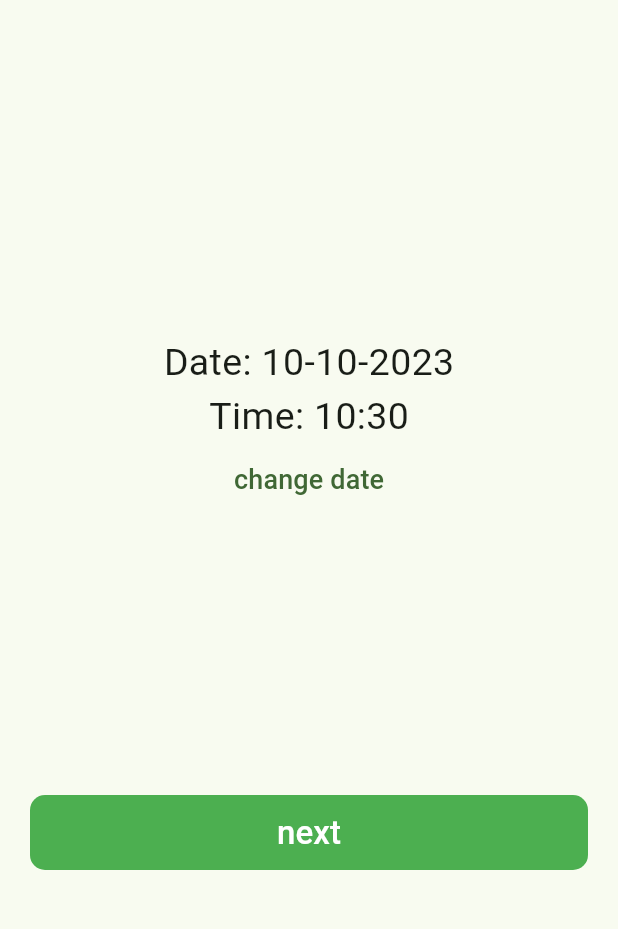
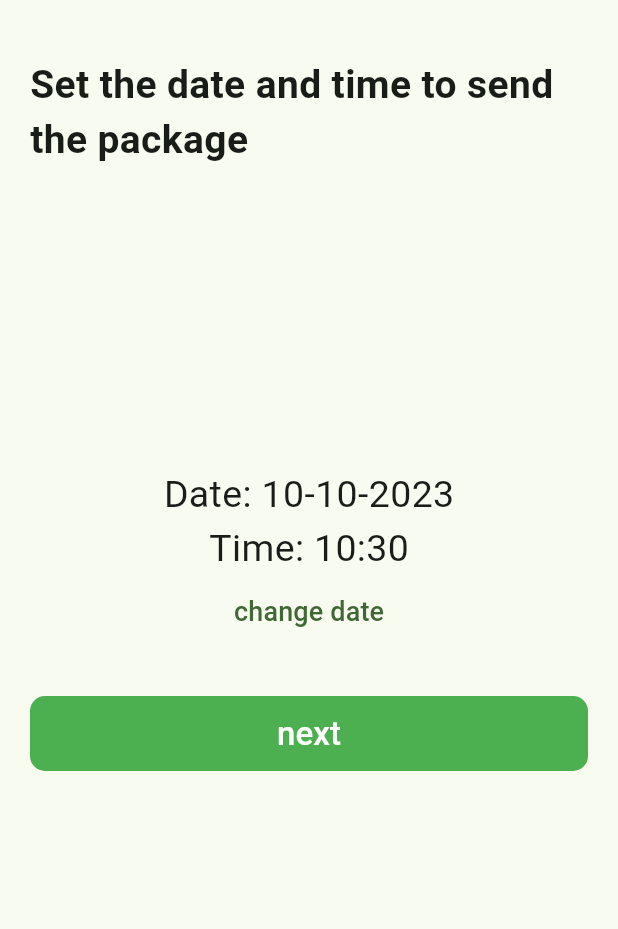
Before and after one commit to MOHAMD-ASHRAF/skid, a Flutter app: the SetDatePage screen opened directly, on a phone screen of 412 x 824 dp, the part 57-986 px from its top. Run offline on Flutter 3.47's test engine with Material 2 defaults, Android fonts, the light colour scheme and no system bars; our stand-ins replace bloc, cloud_firestore, dropdown_button2, equatable, firebase_auth, firebase_core and 4 more; accounts and stored records are empty.

Commit message:
some refactor

```diff
--- a/lib/features/skid/presentation/pages/example_photo_page.dart
+++ b/lib/features/skid/presentation/pages/example_photo_page.dart
@@ -41,7 +41,7 @@ class ExamplePhotoPage extends StatelessWidget {
           child: Column(
             crossAxisAlignment: CrossAxisAlignment.start,
             children: [
-              const TextWidget(text: 'what is in the package ?', fontSize: 26,fontWeight: FontWeight.bold,),
+              const TextWidget(text: 'Take a picture of the item', fontSize: 26,fontWeight: FontWeight.bold,),
               const SizedBox(
                 height: 20,
               ),
@@ -57,7 +57,7 @@ class ExamplePhotoPage extends StatelessWidget {
               const SizedBox(
                 height: 20,
               ),
-              const TextWidget(text: 'If you do not follow this instruction, your order request will not be valid ', fontSize: 14,color: MyColor.green,),
+              const TextWidget(text: 'If you do not follow this instruction, your order request will not be valid ', fontSize: 14,color: MyColor.green,fontWeight: FontWeight.bold,),
               const SizedBox(
                 height: 24,
               ),
--- a/lib/features/skid/presentation/pages/set_date_page.dart
+++ b/lib/features/skid/presentation/pages/set_date_page.dart
@@ -25,15 +25,20 @@ class _SetDatePageState extends State<SetDatePage> {
   Widget build(BuildContext context) {
     return Scaffold(
       appBar: defaultAppBar(context),
-      body: SizedBox(
+      body: Padding(
+        padding: const EdgeInsets.all(20),
+        child: Column(
+          children: [
+            const TextWidget(text: 'Set the date and time to send the package', fontSize: 26,fontWeight: FontWeight.bold,),
+            SizedBox(height: 200,),
+            SizedBox(
               width: double.infinity,
-        child: Padding(
-          padding: const EdgeInsets.all(20),
               child: Column(
                 crossAxisAlignment: CrossAxisAlignment.center,
                 mainAxisAlignment: MainAxisAlignment.spaceEvenly,
                 children: [
                   showDateAndTime(),
+                  SizedBox(height: 32,),
                   DefaultMaterialButton(
                     onPressed: () {
                        Navigator.pushNamed(context, vehicleTypePage);
@@ -42,6 +47,8 @@ class _SetDatePageState extends State<SetDatePage> {
                   ),
                 ],
               ),
+            ),
+          ],
         ),
       ),
     );
```
Also changed, not shown: lib/features/auth/presentation/pages/login_page.dart (+9 -6 lines), lib/features/skid/presentation/pages/address_details_page.dart (+11 -11 lines), lib/features/skid/presentation/pages/package_details_page.dart (+6 -6 lines), lib/features/skid/presentation/pages/take_photo_page.dart (+7 -1 lines), lib/features/skid/presentation/pages/vehicle_type.dart (+4 -4 lines), assets/images/CircleHalfTilt.png (added), lib/generated/assets.dart. Lines whose indentation alone changed are shown as unchanged.
